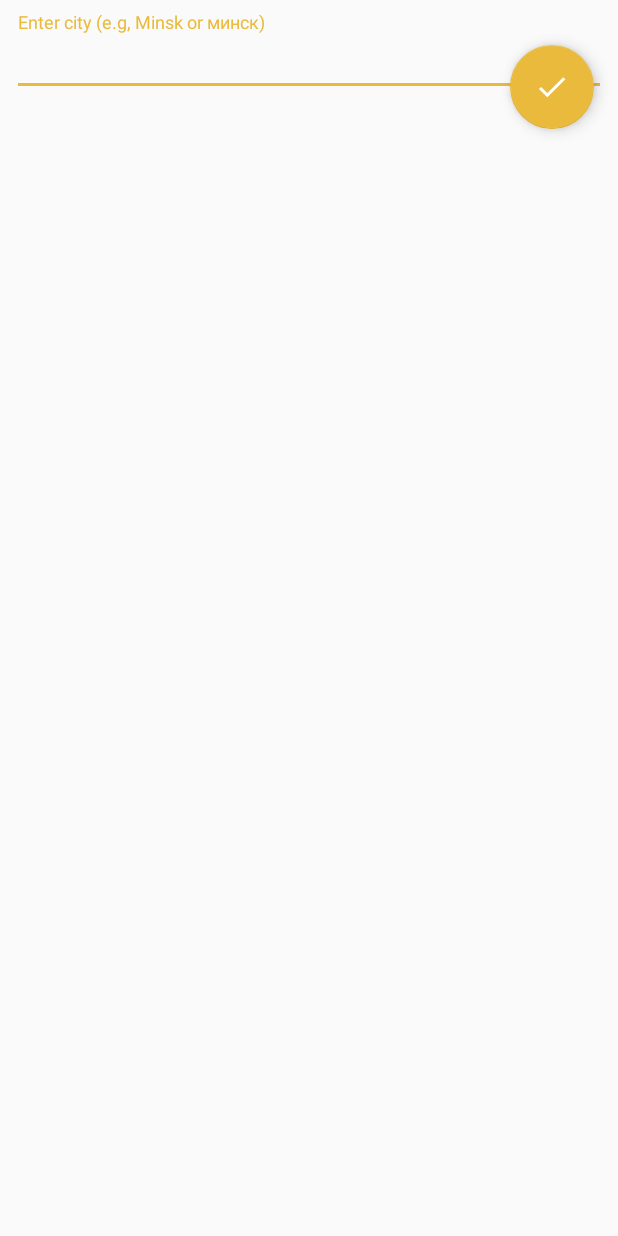
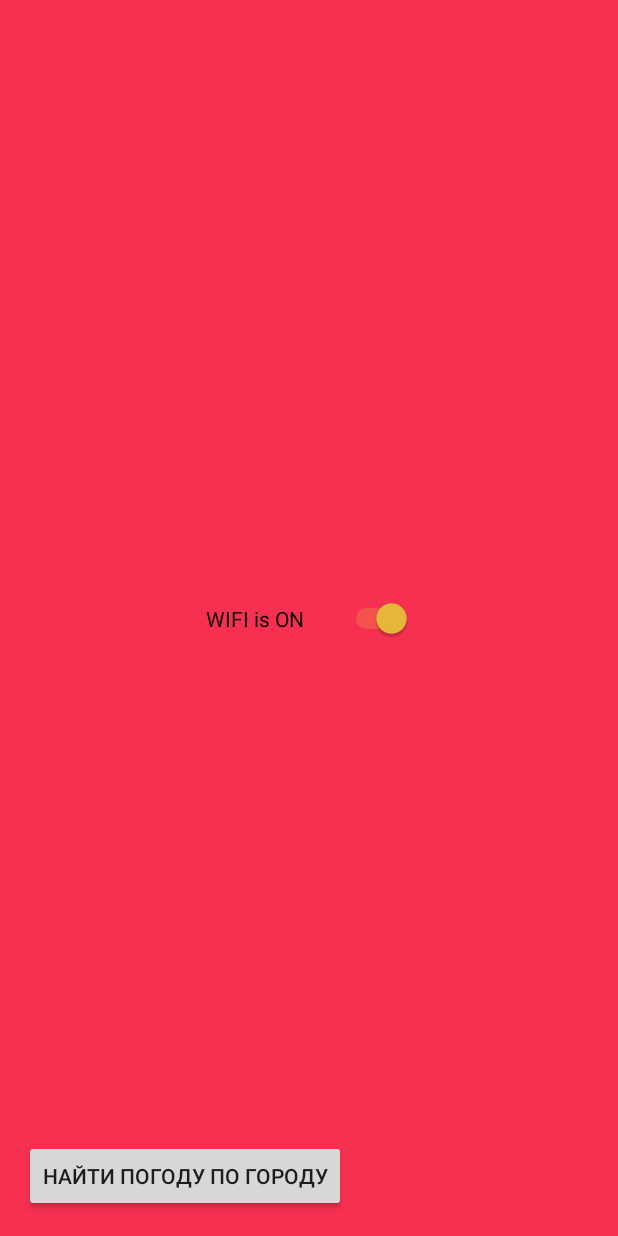
Before and after one commit to Davydouski-Dmitry/WeatherBelarus, an Android app: the screen it shows after launch (MainActivity before the commit, WiFiStart after it), after a tap on "ПЕРЕЙТИ К РАБОТЕ С ПРИЛОЖЕНИЕМ", on a phone screen of 412 x 824 dp. Run offline under Robolectric (Android 15) with nearby library versions, the phone set to English and light mode, and no system bars.

Commit message:
Добавлена 3 Activity для включения сервиса Wi-Fi

```diff
--- a/app/src/main/java/com/example/davydouski/weatherbelarus/StartActivity.java
+++ b/app/src/main/java/com/example/davydouski/weatherbelarus/StartActivity.java
@@ -28,7 +28,7 @@ public class StartActivity extends Activity {
         butnClickHW1.setOnClickListener(new View.OnClickListener(){
             @Override
             public void onClick(View view){
-                Intent intent = new Intent(StartActivity.this,MainActivity.class);
+                Intent intent = new Intent(StartActivity.this,WiFiStart.class);
                 startActivity(intent);
             }
         });
--- /dev/null
+++ b/app/src/main/java/com/example/davydouski/weatherbelarus/WiFiStart.java
@@ -0,0 +1,95 @@
+package com.example.davydouski.weatherbelarus;
+
+import android.app.Activity;
+import android.content.BroadcastReceiver;
+import android.content.Context;
+import android.content.Intent;
+import android.content.IntentFilter;
+import android.net.wifi.WifiManager;
+import android.os.Bundle;
+import android.view.View;
+import android.widget.Button;
+import android.widget.CompoundButton;
+import android.widget.Switch;
+
+public class WiFiStart extends Activity{
+
+    private Switch wifiSwitch;
+    private WifiManager wifiManager;
+    private Button butt;
+
+    @Override
+    protected void onCreate(Bundle savedInstanceState) {
+        super.onCreate(savedInstanceState);
+        setContentView(R.layout.activity_wifi);
+
+        wifiSwitch = (Switch)findViewById(R.id.wifi_switch);
+        wifiManager = (WifiManager) getApplicationContext().getSystemService(Context.WIFI_SERVICE);
+        butt = (Button)findViewById(R.id.butnHW5);
+
+        wifiSwitch.setOnCheckedChangeListener(new CompoundButton.OnCheckedChangeListener() {
+            @Override
+            public void onCheckedChanged(CompoundButton compoundButton, boolean b) {
+                boolean isChecked = true;
+                if (isChecked){
+                    wifiManager.setWifiEnabled(true);
+                    wifiSwitch.setText("WIFI is ON");
+                } else {
+                    wifiManager.setWifiEnabled(false);
+                    wifiSwitch.setText("WIFI is OFF");
+                }
+            }
+        });
+
+        if (wifiManager.isWifiEnabled()){
+            wifiSwitch.setChecked(true);
+            wifiSwitch.setText("WIFI is ON");
+        } else {
+            wifiSwitch.setChecked(false);
+            wifiSwitch.setText("WIFI is OFF");
+        }
+
+
+        butt.setOnClickListener(new View.OnClickListener() {
+            @Override
+            public void onClick(View view) {
+                Intent inte = new Intent(WiFiStart.this,MainActivity.class);
+                startActivity(inte);
+            }
+        });
+
+
+    }
+
+    private BroadcastReceiver wifiReceiver = new BroadcastReceiver() {
+        @Override
+        public void onReceive(Context context, Intent intent) {
+            int wifiStateExtra = intent.getIntExtra(WifiManager.EXTRA_WIFI_STATE, WifiManager.WIFI_STATE_UNKNOWN);
+
+            switch (wifiStateExtra){
+                case WifiManager.WIFI_STATE_ENABLED:
+                    wifiSwitch.setChecked(true);
+                    wifiSwitch.setText("WIFI is ON");
+                    break;
+
+                case WifiManager.WIFI_STATE_DISABLED:
+                    wifiSwitch.setChecked(false);
+                    wifiSwitch.setText("WIFI is OFF");
+                    break;
+            }
+        }
+    };
+
+    @Override
+    protected void onStart() {
+        super.onStart();
+        IntentFilter intentFilter = new IntentFilter(WifiManager.WIFI_STATE_CHANGED_ACTION);
+        registerReceiver(wifiReceiver,intentFilter);
+    }
+
+    @Override
+    protected void onStop() {
+        super.onStop();
+        unregisterReceiver(wifiReceiver);
+    }
+}
--- /dev/null
+++ b/app/src/main/res/layout/activity_wifi.xml
@@ -0,0 +1,31 @@
+<?xml version="1.0" encoding="utf-8"?>
+<android.support.constraint.ConstraintLayout xmlns:android="http://schemas.android.com/apk/res/android"
+    xmlns:app="http://schemas.android.com/apk/res-auto"
+    xmlns:tools="http://schemas.android.com/tools"
+    android:layout_width="match_parent"
+    android:layout_height="match_parent"
+    android:background="#f53051"
+    tools:context=".WiFiStart">
+
+
+    <Button
+        android:id="@+id/butnHW5"
+        android:layout_width="wrap_content"
+        android:layout_height="wrap_content"
+        android:layout_marginBottom="16dp"
+        android:layout_marginStart="16dp"
+        android:text="Найти погоду по городу"
+        app:layout_constraintBottom_toBottomOf="parent"
+        app:layout_constraintStart_toStartOf="parent" />
+
+    <Switch
+        android:id="@+id/wifi_switch"
+        android:layout_width="137dp"
+        android:layout_height="55dp"
+        android:text="WIFI is OFF"
+        app:layout_constraintBottom_toBottomOf="parent"
+        app:layout_constraintEnd_toEndOf="parent"
+        app:layout_constraintStart_toStartOf="parent"
+        app:layout_constraintTop_toTopOf="parent" />
+
+</android.support.constraint.ConstraintLayout>
```
Also changed, not shown: app/src/main/AndroidManifest.xml (+8 -0 lines).
